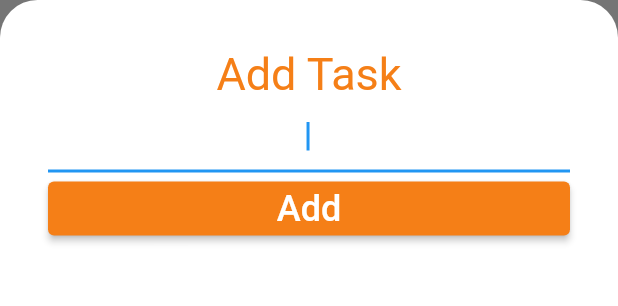
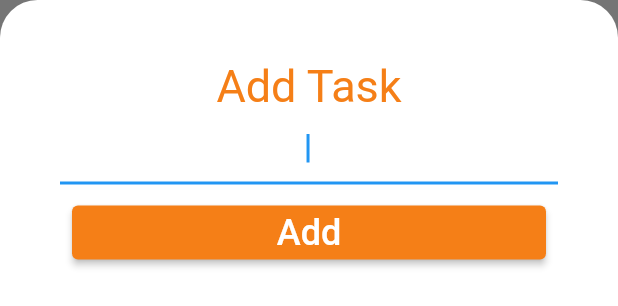
Before and after one commit to fidelmak/create_x, a Flutter app: the AddTaskScreen widget shown alone on an empty page, opened directly, on a phone screen of 412 x 824 dp. Shown: the top 306 px of the screen. Run offline on Flutter 3.47's test engine with Material 2 defaults, Android fonts, the phone set to English and light mode, and no system bars; statements that could not run were skipped.

Commit message:
Changes to be committed:

```diff
--- a/lib/screens/add_task.dart
+++ b/lib/screens/add_task.dart
@@ -16,7 +16,7 @@ class AddTaskScreen extends StatelessWidget {
         child: Container(
           margin: EdgeInsets.all(24),
           child: Padding(
-            padding: const EdgeInsets.all(8.0),
+            padding: const EdgeInsets.all(16.0),
             child: Column(
                 crossAxisAlignment: CrossAxisAlignment.stretch,
                 children: [
@@ -31,14 +31,18 @@ class AddTaskScreen extends StatelessWidget {
                       decoration: InputDecoration(
                         fillColor: Colors.yellow.shade900,
                       )),
-                  ElevatedButton(
+                  Padding(
+                    padding: const EdgeInsets.all(8.0),
+                    child: ElevatedButton(
                         onPressed: () {},
                         style: ElevatedButton.styleFrom(
                           primary: Colors.yellow.shade900, // background
                           // foreground
                         ),
                         child: Text("Add",
-                          style: TextStyle(color: Colors.white, fontSize: 24)))
+                            style:
+                                TextStyle(color: Colors.white, fontSize: 24))),
+                  )
                 ]),
           ),
         ),
```
Lines whose indentation alone changed are shown as unchanged.
